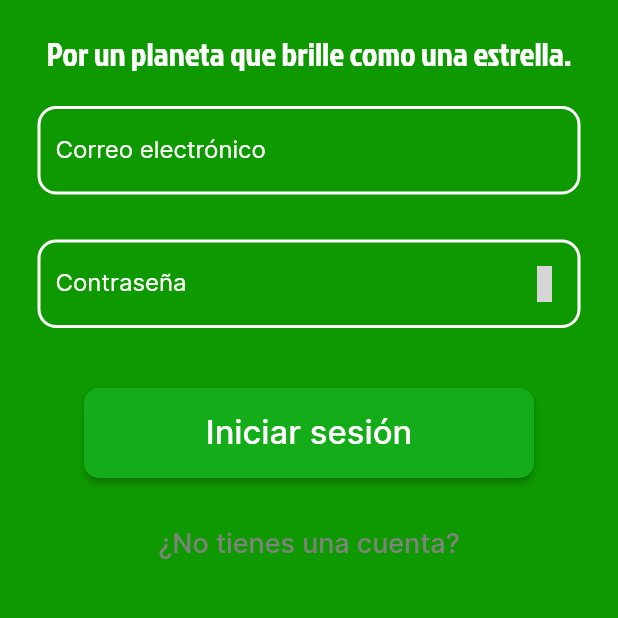
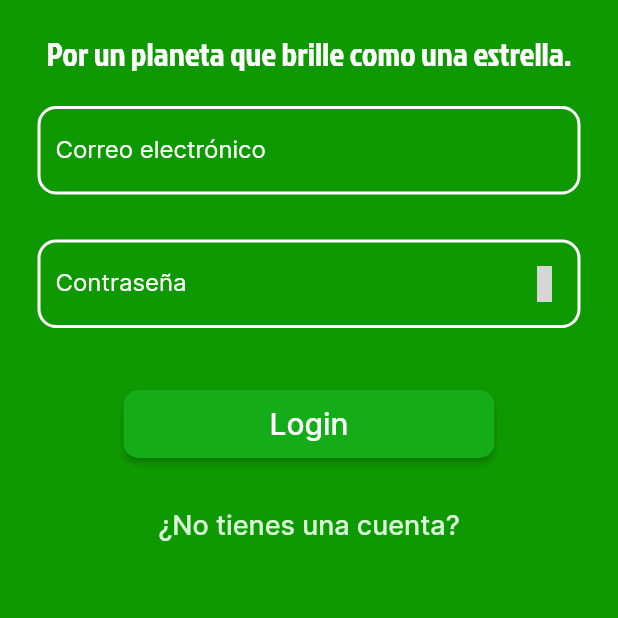
Before and after one commit to StarFieldMx/star_green_app, a Flutter app: the screen it shows after launch, on a phone screen of 412 x 824 dp, the part 437-1055 px from its top. Run offline on Flutter 3.47's test engine with Material 2 defaults, Android fonts, the phone set to English and light mode, and no system bars; our stand-ins replace auto_route, cloud_firestore, firebase_auth, firebase_core, form_field_validator, material_design_icons_flutter; missing offline and left inert: art_sweetalert; accounts and stored records are empty; grey boxes are pictures that could not be loaded.

Commit message:
changes fro signin

```diff
--- a/lib/styles/input_style.dart
+++ b/lib/styles/input_style.dart
@@ -52,6 +52,7 @@
       border: _defaultBorder(),
       hintText: hintText,
       labelText: labelText,
+      errorMaxLines: 2,
       labelStyle: const TextStyle(color: Colors.black),
       enabledBorder: _defaultBorder(color: Colors.grey),
       suffixIcon: suffixIcon != null
--- a/lib/widgets/custom_form_field_validate.dart
+++ b/lib/widgets/custom_form_field_validate.dart
@@ -42,7 +42,7 @@
         hasObscure: widget.hasObscure,
         controller: widget.controller,
       ),
-      const SizedBox(height: 10),
+      const SizedBox(height: 20),
     ]);
   }
 }
--- a/lib/widgets/has_not_account_btn.dart
+++ b/lib/widgets/has_not_account_btn.dart
@@ -10,8 +10,8 @@
     return TextButton(
       child: Text(
         '¿No tienes una cuenta?',
-        style:
-            StarGreenTextStyle.signInBtn(size: 18, color: StarGreenColors.grey),
+        style: StarGreenTextStyle.signInBtn(
+            size: 18, color: StarGreenColors.lightGreen),
       ),
       onPressed: () => onPressed(),
     );
--- a/lib/widgets/sign_in_btn.dart
+++ b/lib/widgets/primary_button.dart
@@ -1,20 +1,22 @@
 import 'package:flutter/material.dart';
 import 'package:star_green_app/styles/styles.dart';
 
-class SignInButton extends StatelessWidget {
+class PrimaryButton extends StatelessWidget {
   final VoidCallback onPressed;
-
-  const SignInButton({Key? key, required this.onPressed}) : super(key: key);
+  final String text;
+  const PrimaryButton({Key? key, required this.onPressed, required this.text})
+      : super(key: key);
   @override
   Widget build(BuildContext context) {
+    final size = MediaQuery.of(context).size;
     return MaterialButton(
-      minWidth: 300,
-      height: 60,
+      minWidth: size.width * 0.6,
+      height: size.height * 0.055,
       shape: RoundedRectangleBorder(borderRadius: BorderRadius.circular(10)),
       color: StarGreenColors.greenButton,
       child: Text(
-        'Iniciar sesión',
-        style: StarGreenTextStyle.signInBtn(size: 22, color: Colors.white),
+        text,
+        style: StarGreenTextStyle.signInBtn(size: 20, color: Colors.white),
       ),
       onPressed: () => onPressed(),
     );
--- a/lib/widgets/widgets.dart
+++ b/lib/widgets/widgets.dart
@@ -7,6 +7,6 @@
 export 'package:star_green_app/widgets/loading.dart';
 export 'package:star_green_app/widgets/logo.dart';
 export 'package:star_green_app/widgets/progress_password.dart';
-export 'package:star_green_app/widgets/sign_in_btn.dart';
+export 'package:star_green_app/widgets/primary_button.dart';
 export 'package:star_green_app/widgets/stargreen_sliverappbar.dart';
 export 'package:star_green_app/widgets/title_text.dart';
--- a/pubspec.yaml
+++ b/pubspec.yaml
@@ -34,6 +34,8 @@
   firebase_auth: ^4.7.2
   firebase_core: ^2.15.0
   flutter:
+    sdk: flutter
+  flutter_localizations:
     sdk: flutter
   form_field_validator: ^1.1.0
   material_design_icons_flutter: ^7.0.7296
```
Also changed, not shown: lib/utils/constants.dart (+5 -40 lines), lib/widgets/form_sign_in.dart (+10 -5 lines), lib/widgets/form_sign_up.dart (+13 -24 lines), pubspec.lock.
